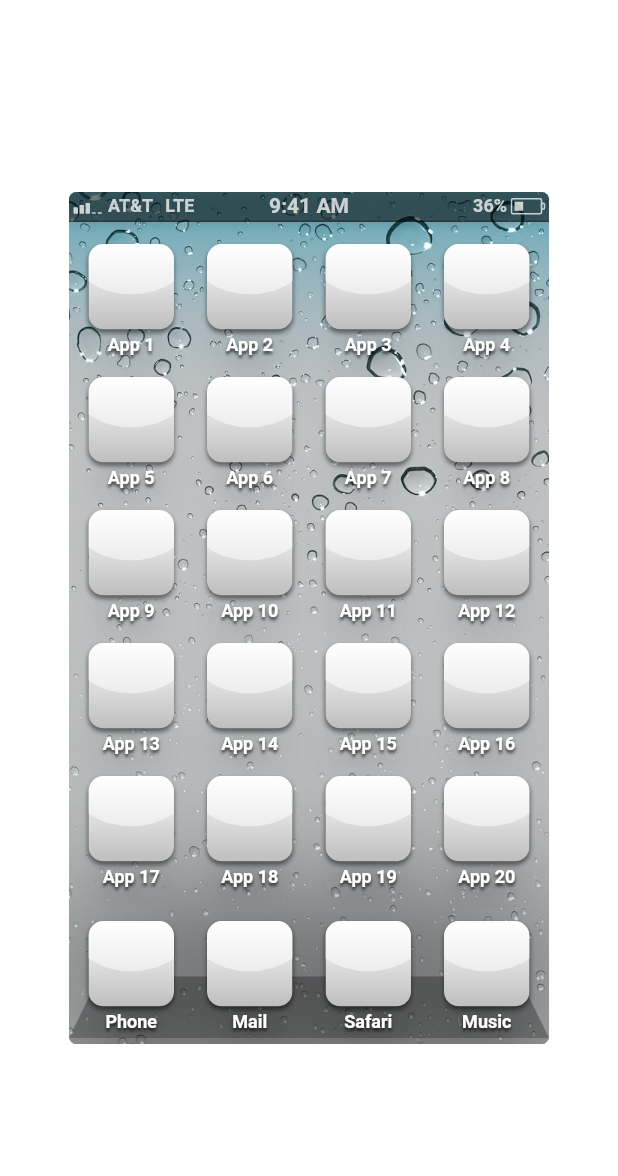
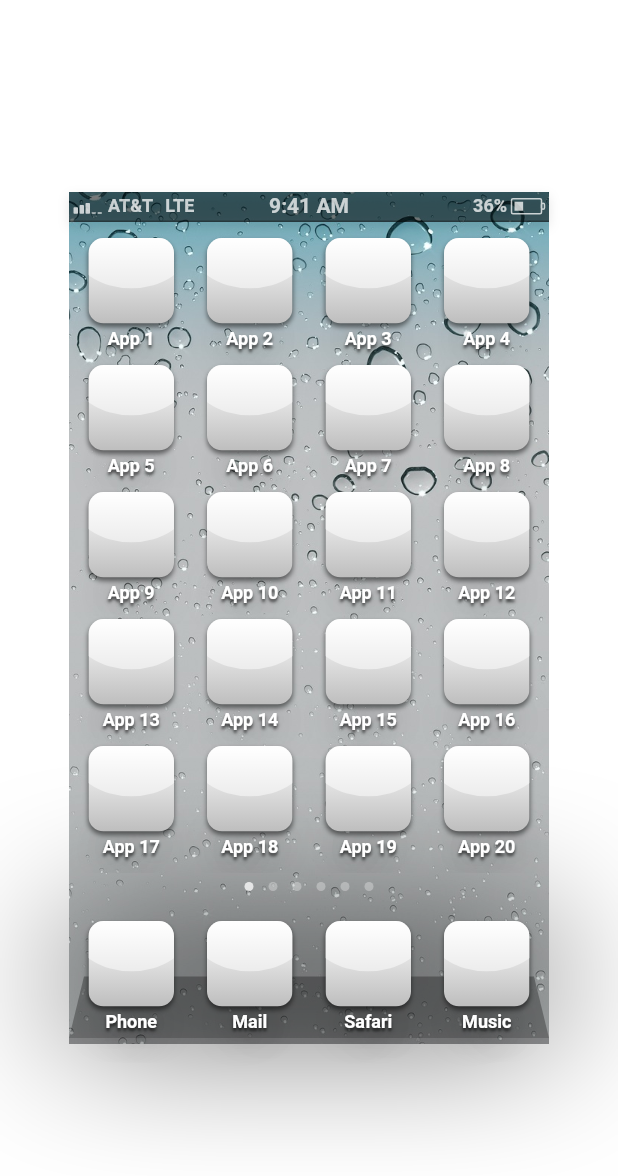
Before and after one commit to breitburg/forstall, a Flutter app: the screen it shows after launch, on a phone screen of 412 x 824 dp. Shown: the top 1176 px of the screen. Run offline on Flutter 3.47's test engine with Material 2 defaults, Android fonts, the light colour scheme and no system bars; Roboto replaces fonts that are missing (Helvetica).

Commit message:
Add page dots

```diff
--- a/lib/main.dart
+++ b/lib/main.dart
@@ -1,5 +1,4 @@
 import 'package:flutter/cupertino.dart';
-import 'package:flutter/services.dart';
 import 'package:flutter/widgets.dart';
 import 'package:forstall/core/page_route.dart';
 import 'package:forstall/screens/springboard.dart';
@@ -14,11 +13,8 @@ class ForstallApp extends StatelessWidget {
 
   @override
   Widget build(BuildContext context) {
-    SystemChrome.setEnabledSystemUIMode(SystemUiMode.immersiveSticky);
     return Center(
       child: Container(
-        clipBehavior: Clip.antiAlias,
-        decoration: BoxDecoration(borderRadius: BorderRadius.circular(5)),
         constraints: const BoxConstraints.tightFor(width: 320, height: 568),
         child: WidgetsApp(
           pageRouteBuilder: <T>(RouteSettings settings, WidgetBuilder builder) {
--- a/lib/screens/springboard.dart
+++ b/lib/screens/springboard.dart
@@ -3,9 +3,18 @@ import 'package:forstall/core/page_route.dart';
 import 'package:forstall/screens/sample.dart';
 import 'package:forstall/widgets/app_icon.dart';
 import 'package:forstall/widgets/dock/dock.dart';
+import 'package:forstall/widgets/page_dots.dart';
 
-class Springboard extends StatelessWidget {
+class Springboard extends StatefulWidget {
   const Springboard({super.key});
+
+  @override
+  State<Springboard> createState() => _SpringboardState();
+}
+
+class _SpringboardState extends State<Springboard> {
+  final PageController controller = PageController();
+  final int length = 6;
 
   @override
   Widget build(BuildContext context) {
@@ -25,7 +34,8 @@ class Springboard extends StatelessWidget {
         children: [
           Expanded(
             child: PageView.builder(
-              itemCount: 3,
+              controller: controller,
+              itemCount: length,
               itemBuilder: (BuildContext context, int index) {
                 const rows = 5;
                 const columns = 4;
@@ -58,6 +68,10 @@ class Springboard extends StatelessWidget {
               },
             ),
           ),
+          Padding(
+            padding: const EdgeInsets.symmetric(vertical: 6.0),
+            child: PageDots(controller: controller, length: length),
+          ),
           const Dock(),
         ].reversed.toList(),
       ),
--- a/lib/widgets/app_icon.dart
+++ b/lib/widgets/app_icon.dart
@@ -103,7 +103,7 @@ class IconGlossPainter extends CustomPainter {
         -padding,
         -padding * 2,
         size.width + padding,
-        (size.height + padding) / 2,
+        size.height / 2 + 5,
       ),
       Paint()..color = color,
     );
--- a/lib/widgets/dock/dock.dart
+++ b/lib/widgets/dock/dock.dart
@@ -25,7 +25,7 @@ class Dock extends StatelessWidget {
           ),
         ),
         Padding(
-          padding: const EdgeInsets.symmetric(vertical: 8.0),
+          padding: const EdgeInsets.only(bottom: 8.0, top: 14.0),
           child: Row(
             mainAxisAlignment: MainAxisAlignment.spaceEvenly,
             children: [
@@ -42,7 +42,7 @@ class Dock extends StatelessWidget {
 }
 
 class DockPainter extends CustomPainter {
-  final perspective = 20.0;
+  final perspective = 10.0;
   final chin = 4;
 
   @override
@@ -52,7 +52,7 @@ class DockPainter extends CustomPainter {
       ..style = PaintingStyle.fill;
 
     final chinPaint = Paint()
-      ..color = const Color.fromRGBO(0, 0, 0, 0.1)
+      ..color = const Color.fromRGBO(0, 0, 0, 0.15)
       ..style = PaintingStyle.fill;
 
     canvas.drawRect(
--- /dev/null
+++ b/lib/widgets/page_dots.dart
@@ -0,0 +1,34 @@
+import 'package:flutter/widgets.dart';
+
+class PageDots extends AnimatedWidget {
+  final PageController controller;
+  final int length;
+
+  const PageDots({super.key, required this.controller, required this.length})
+      : super(listenable: controller);
+
+  @override
+  Widget build(BuildContext context) {
+    var current = controller.hasClients ? controller.page ?? 0 : 0;
+
+    return Row(
+      mainAxisAlignment: MainAxisAlignment.center,
+      children: [
+        for (var page = 0; page < length; page++)
+          Container(
+            margin: const EdgeInsets.symmetric(horizontal: 5),
+            constraints: BoxConstraints.loose(const Size.square(6)),
+            decoration: BoxDecoration(
+              color: Color.fromRGBO(
+                255,
+                255,
+                255,
+                current.round() == page ? 0.75 : 0.3,
+              ),
+              borderRadius: BorderRadius.circular(5),
+            ),
+          ),
+      ],
+    );
+  }
+}
```
